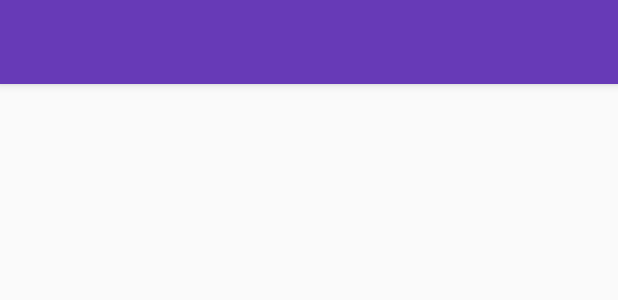
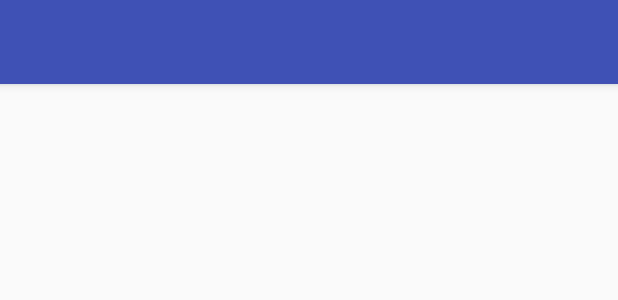
Before and after one commit to chkfung/MeizhiGank, an Android app: the layout view_toolbar.xml on its own in the app's theme, with its tools: preview values and no code run, on a phone screen of 412 x 824 dp. Shown: the top 300 px of the screen. Run offline under Robolectric (Android 15) with nearby library versions, the phone set to English and light mode, and no system bars.

Commit message:
Day Night Mode

```diff
--- a/app/src/main/AndroidManifest.xml
+++ b/app/src/main/AndroidManifest.xml
@@ -16,7 +16,7 @@
         <activity
             android:name=".UI.MainActivity"
             android:label="@string/app_name"
-            android:theme="@style/AppTheme.NoActionBar">
+            android:theme="@style/AppTheme">
             <intent-filter>
                 <action android:name="android.intent.action.MAIN" />
                 <category android:name="android.intent.category.LAUNCHER" />
--- a/app/src/main/java/me/chkfung/meizhigank/Contract/Presenter/MainPresenter.java
+++ b/app/src/main/java/me/chkfung/meizhigank/Contract/Presenter/MainPresenter.java
@@ -20,7 +20,6 @@ import rx.functions.Func1;
 public class MainPresenter implements MainContract.Presenter {
     MainContract.View mView;
     Subscription mSubscription;
-
     @Override
     public void loadMeizhi(int page, final List<Meizhi.ResultsBean> MeizhiData) {
         MeizhiApp meizhiApp = MeizhiApp.get(mView.getContext());
--- a/app/src/main/res/layout/activity_gankinfo.xml
+++ b/app/src/main/res/layout/activity_gankinfo.xml
@@ -17,8 +17,10 @@
         tools:context=".UI.GankInfoActivity">
 
         <LinearLayout
+            android:id="@+id/revealTest"
             android:layout_width="match_parent"
             android:layout_height="match_parent"
+            android:background="@color/colorPrimary"
             android:gravity="center_horizontal"
             android:orientation="vertical">
 
--- /dev/null
+++ b/app/src/main/res/values-night/colors.xml
@@ -0,0 +1,6 @@
+<?xml version="1.0" encoding="utf-8"?>
+<resources>
+    <color name="colorPrimary">@color/md_blue_grey_500</color>
+    <color name="colorPrimaryDark">@color/md_blue_grey_700</color>
+    <color name="colorAccent">@color/md_grey_500</color>
+</resources>
--- a/app/src/main/res/values-v21/styles.xml
+++ b/app/src/main/res/values-v21/styles.xml
@@ -6,11 +6,12 @@
         <item name="android:windowDrawsSystemBarBackgrounds">true</item>
     </style>
 
-    <style name="AppTheme" parent="Theme.AppCompat.Light.NoActionBar">
+    <!--<style name="AppTheme" parent="Theme.AppCompat.Light.NoActionBar">-->
+    <style name="AppTheme" parent="Theme.AppCompat.DayNight.NoActionBar">
         <!-- Customize your theme here. -->
-        <item name="colorPrimary">@color/md_deep_purple_500</item>
-        <item name="colorPrimaryDark">@color/md_deep_purple_700</item>
-        <item name="colorAccent">@color/md_indigo_A200</item>
+        <item name="colorPrimary">@color/colorPrimary</item>
+        <item name="colorPrimaryDark">@color/colorPrimaryDark</item>
+        <item name="colorAccent">@color/colorAccent</item>
         <item name="android:navigationBarColor">@android:color/black</item>
         <item name="android:textColorPrimary">@android:color/black</item>
         <item name="android:windowContentTransitions">true</item>
--- a/app/src/main/res/values/colors.xml
+++ b/app/src/main/res/values/colors.xml
@@ -1,6 +1,6 @@
 <?xml version="1.0" encoding="utf-8"?>
 <resources>
-    <color name="colorPrimary">#3f51b5</color>
-    <color name="colorPrimaryDark">#388e3c</color>
-    <color name="colorAccent">#FF4081</color>
+    <color name="colorPrimary">@color/md_indigo_500</color>
+    <color name="colorPrimaryDark">@color/md_indigo_700</color>
+    <color name="colorAccent">@color/md_pink_A200</color>
 </resources>
--- a/app/src/main/res/values/styles.xml
+++ b/app/src/main/res/values/styles.xml
@@ -1,11 +1,13 @@
 <resources>
 
     <!-- Base application theme. -->
-    <style name="AppTheme" parent="Theme.AppCompat.Light.NoActionBar">
+    <style name="AppTheme" parent="Theme.AppCompat.DayNight.NoActionBar">
+
+        <!--<style name="AppTheme" parent="Theme.AppCompat.Light.NoActionBar">-->
         <!-- Customize your theme here. -->
-        <item name="colorPrimary">@color/md_deep_purple_500</item>
-        <item name="colorPrimaryDark">@color/md_deep_purple_700</item>
-        <item name="colorAccent">@color/md_indigo_A200</item>
+        <item name="colorPrimary">@color/colorPrimary</item>
+        <item name="colorPrimaryDark">@color/colorPrimaryDark</item>
+        <item name="colorAccent">@color/colorAccent</item>
         <item name="android:textColorPrimary">@android:color/black</item>
     </style>
 
--- a/build.gradle
+++ b/build.gradle
@@ -6,7 +6,7 @@ buildscript {
         jcenter()
     }
     dependencies {
-        classpath 'com.android.tools.build:gradle:2.2.0-alpha7'
+        classpath 'com.android.tools.build:gradle:2.2.0-beta1'
 
         classpath 'com.google.gms:google-services:3.0.0'
 
```
Also changed, not shown: app/src/main/java/me/chkfung/meizhigank/PresenterFactory.java (added, +14 -0 lines), app/src/main/java/me/chkfung/meizhigank/PresenterLoader.java (added, +17 -0 lines), app/src/main/java/me/chkfung/meizhigank/UI/GankInfoActivity.java (+19 -0 lines), app/src/main/java/me/chkfung/meizhigank/UI/MainActivity.java (+28 -1 lines), gradle/wrapper/gradle-wrapper.properties, 1 other file.
